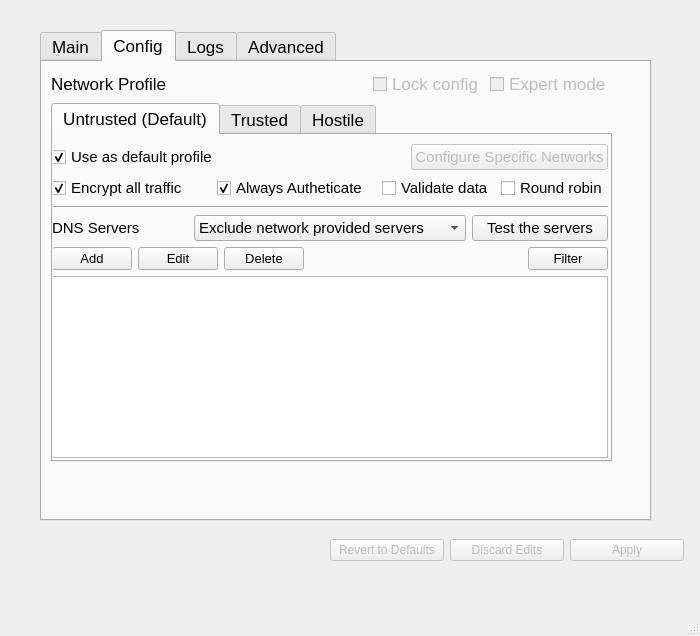
Old version of the form mainwindow.ui in the repository Sinodun/Stubby_Manager.
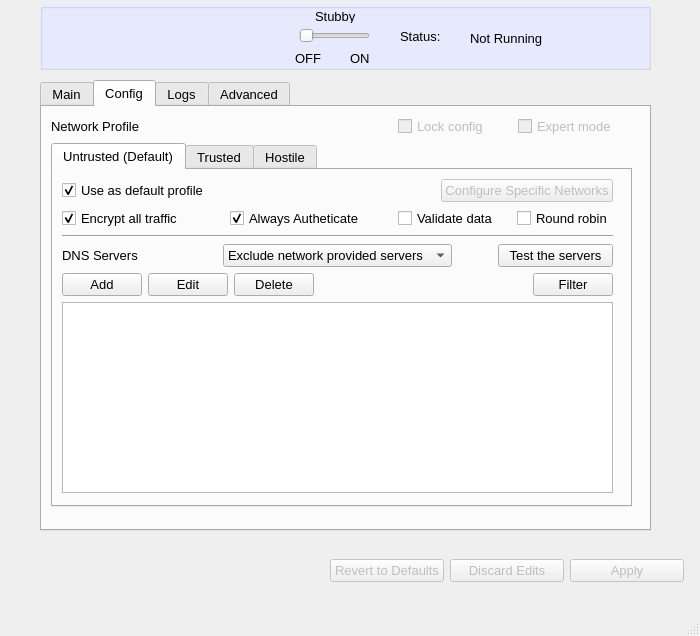
New version of the form. The open tabs and pages were chosen to show the change.

Commit message: Switch to using a slider control.... but am going to replace this with a proper slider switch next!

```diff
--- a/mainwindow.ui
+++ b/mainwindow.ui
@@ -14,21 +14,20 @@
    <string>Stubby</string>
   </property>
   <widget class="QWidget" name="centralwidget">
+   <property name="font">
+    <font>
+     <pointsize>10</pointsize>
+    </font>
+   </property>
    <widget class="QTabWidget" name="tabWidget">
     <property name="geometry">
      <rect>
       <x>40</x>
-      <y>30</y>
+      <y>80</y>
       <width>611</width>
-      <height>491</height>
+      <height>451</height>
      </rect>
     </property>
-    <property name="font">
-     <font>
-      <family>Arial</family>
-      <pointsize>13</pointsize>
-     </font>
-    </property>
     <property name="tabShape">
      <enum>QTabWidget::Rounded</enum>
     </property>
@@ -53,121 +52,7 @@
       </property>
       <layout class="QVBoxLayout" name="verticalLayout" stretch="1,1,0,0,6">
        <item>
-        <layout class="QHBoxLayout" name="horizontalLayout" stretch="0,0,0,0">
-         <item>
-          <spacer name="horizontalSpacer">
-           <property name="orientation">
-            <enum>Qt::Horizontal</enum>
-           </property>
-           <property name="sizeHint" stdset="0">
-            <size>
-             <width>40</width>
-             <height>20</height>
-            </size>
-           </property>
-          </spacer>
-         </item>
-         <item>
-          <widget class="QLabel" name="runningStatus">
-           <property name="text">
-            <string>Not running</string>
-           </property>
-           <property name="scaledContents">
-            <bool>true</bool>
-           </property>
-           <property name="alignment">
-            <set>Qt::AlignLeading|Qt::AlignLeft|Qt::AlignVCenter</set>
-           </property>
-          </widget>
-         </item>
-         <item>
-          <widget class="QLabel" name="stubbyStatus">
-           <property name="text">
-            <string/>
-           </property>
-          </widget>
-         </item>
-         <item>
-          <spacer name="horizontalSpacer_2">
-           <property name="orientation">
-            <enum>Qt::Horizontal</enum>
-           </property>
-           <property name="sizeHint" stdset="0">
-            <size>
-             <width>40</width>
-             <height>20</height>
-            </size>
-           </property>
-          </spacer>
-         </item>
-        </layout>
-       </item>
-       <item>
-        <layout class="QHBoxLayout" name="horizontalLayout_5" stretch="10,0,10">
-         <item>
-          <spacer name="horizontalSpacer_8">
-           <property name="orientation">
-            <enum>Qt::Horizontal</enum>
-           </property>
-           <property name="sizeHint" stdset="0">
-            <size>
-             <width>40</width>
-             <height>20</height>
-            </size>
-           </property>
-          </spacer>
-         </item>
-         <item>
-          <widget class="QPushButton" name="startStopButton">
-           <property name="autoFillBackground">
-            <bool>false</bool>
-           </property>
-           <property name="styleSheet">
-            <string notr="true">border:none;
-background-color: rgb(60, 130, 255);</string>
-           </property>
-           <property name="text">
-            <string>Start Stubby</string>
-           </property>
-          </widget>
-         </item>
-         <item>
-          <spacer name="horizontalSpacer_7">
-           <property name="orientation">
-            <enum>Qt::Horizontal</enum>
-           </property>
-           <property name="sizeHint" stdset="0">
-            <size>
-             <width>40</width>
-             <height>20</height>
-            </size>
-           </property>
-          </spacer>
-         </item>
-        </layout>
-       </item>
-       <item>
-        <spacer name="verticalSpacer_2">
-         <property name="orientation">
-          <enum>Qt::Vertical</enum>
-         </property>
-         <property name="sizeHint" stdset="0">
-          <size>
-           <width>20</width>
-           <height>6</height>
-          </size>
-         </property>
-        </spacer>
-       </item>
-       <item>
-        <widget class="Line" name="line">
-         <property name="orientation">
-          <enum>Qt::Horizontal</enum>
-         </property>
-        </widget>
-       </item>
-       <item>
-        <layout class="QHBoxLayout" name="horizontalLayout_2" stretch="5,40,10,10,10">
+        <layout class="QHBoxLayout" name="horizontalLayout_2" stretch="5,30,10,20,10">
          <item>
           <spacer name="horizontalSpacer_3">
            <property name="orientation">
@@ -402,7 +287,7 @@
        <rect>
         <x>9</x>
         <y>9</y>
-        <width>561</width>
+        <width>581</width>
         <height>391</height>
        </rect>
       </property>
@@ -411,12 +296,6 @@
         <layout class="QHBoxLayout" name="horizontalLayout_3" stretch="30,10,10">
          <item>
           <widget class="QLabel" name="label_7">
-           <property name="font">
-            <font>
-             <family>Arial</family>
-             <pointsize>13</pointsize>
-            </font>
-           </property>
            <property name="text">
             <string>Network Profile</string>
            </property>
@@ -427,12 +306,6 @@
            <property name="enabled">
             <bool>false</bool>
            </property>
-           <property name="font">
-            <font>
-             <family>Arial</family>
-             <pointsize>13</pointsize>
-            </font>
-           </property>
            <property name="text">
             <string>Lock config</string>
            </property>
@@ -443,12 +316,6 @@
            <property name="enabled">
             <bool>false</bool>
            </property>
-           <property name="font">
-            <font>
-             <family>Arial</family>
-             <pointsize>13</pointsize>
-            </font>
-           </property>
            <property name="text">
             <string>Expert mode</string>
            </property>
@@ -458,12 +325,6 @@
        </item>
        <item>
         <widget class="QTabWidget" name="tabWidget_2">
-         <property name="font">
-          <font>
-           <family>Arial</family>
-           <pointsize>13</pointsize>
-          </font>
-         </property>
          <property name="tabPosition">
           <enum>QTabWidget::North</enum>
          </property>
@@ -480,23 +341,17 @@
           <widget class="QWidget" name="verticalLayoutWidget_3">
            <property name="geometry">
             <rect>
-             <x>-1</x>
+             <x>9</x>
              <y>9</y>
-             <width>556</width>
+             <width>551</width>
              <height>314</height>
             </rect>
            </property>
-           <layout class="QVBoxLayout" name="verticalLayout_5" stretch="10,10,1000">
+           <layout class="QVBoxLayout" name="verticalLayout_5" stretch="15,15,95">
             <item>
-             <layout class="QHBoxLayout" name="horizontalLayout_6">
+             <layout class="QHBoxLayout" name="horizontalLayout_6" stretch="10,10,8">
               <item>
                <widget class="QCheckBox" name="checkBox_3">
-                <property name="font">
-                 <font>
-                  <family>Arial</family>
-                  <pointsize>11</pointsize>
-                 </font>
-                </property>
                 <property name="text">
                  <string>Use as default profile</string>
                 </property>
@@ -523,12 +378,6 @@
                 <property name="enabled">
                  <bool>false</bool>
                 </property>
-                <property name="font">
-                 <font>
-                  <family>Arial</family>
-                  <pointsize>11</pointsize>
-                 </font>
-                </property>
                 <property name="text">
                  <string>Configure Specific Networks</string>
                 </property>
@@ -540,12 +389,6 @@
              <layout class="QHBoxLayout" name="horizontalLayout_7" stretch="10,10,7,0">
               <item>
                <widget class="QCheckBox" name="checkBox_8">
-                <property name="font">
-                 <font>
-                  <family>Arial</family>
-                  <pointsize>11</pointsize>
-                 </font>
-                </property>
                 <property name="text">
                  <string>Encrypt all traffic</string>
                 </property>
@@ -556,12 +399,6 @@
               </item>
               <item>
                <widget class="QCheckBox" name="checkBox_7">
-                <property name="font">
-                 <font>
-                  <family>Arial</family>
-                  <pointsize>11</pointsize>
-                 </font>
-                </property>
                 <property name="text">
                  <string>Always Autheticate</string>
                 </property>
@@ -572,12 +409,6 @@
               </item>
               <item>
                <widget class="QCheckBox" name="checkBox_6">
-                <property name="font">
-                 <font>
-                  <family>Arial</family>
-                  <pointsize>11</pointsize>
-                 </font>
-                </property>
                 <property name="text">
                  <string>Validate data</string>
                 </property>
@@ -585,12 +416,6 @@
               </item>
               <item>
                <widget class="QCheckBox" name="checkBox_4">
-                <property name="font">
-                 <font>
-                  <family>Arial</family>
-                  <pointsize>11</pointsize>
-                 </font>
-                </property>
                 <property name="text">
                  <string>Round robin</string>
                 </property>
@@ -599,7 +424,7 @@
              </layout>
             </item>
             <item>
-             <layout class="QVBoxLayout" name="verticalLayout_6" stretch="1,1,1,200">
+             <layout class="QVBoxLayout" name="verticalLayout_6" stretch="1,1,3,10">
               <item>
                <widget class="Line" name="line_3">
                 <property name="orientation">
@@ -608,28 +433,29 @@
                </widget>
               </item>
               <item>
-               <layout class="QHBoxLayout" name="horizontalLayout_8" stretch="10,20,10">
+               <layout class="QHBoxLayout" name="horizontalLayout_8" stretch="10,0,15,0,10">
                 <item>
                  <widget class="QLabel" name="label_6">
-                  <property name="font">
-                   <font>
-                    <family>Arial</family>
-                    <pointsize>11</pointsize>
-                   </font>
-                  </property>
                   <property name="text">
                    <string>DNS Servers</string>
                   </property>
                  </widget>
                 </item>
+                <item>
+                 <spacer name="horizontalSpacer_2">
+                  <property name="orientation">
+                   <enum>Qt::Horizontal</enum>
+                  </property>
+                  <property name="sizeHint" stdset="0">
+                   <size>
+                    <width>40</width>
+                    <height>20</height>
+                   </size>
+                  </property>
+                 </spacer>
+                </item>
                 <item>
                  <widget class="QComboBox" name="comboBox">
-                  <property name="font">
-                   <font>
-                    <family>Arial</family>
-                    <pointsize>11</pointsize>
-                   </font>
-                  </property>
                   <item>
                    <property name="text">
                     <string>Exclude network provided servers</string>
@@ -647,14 +473,21 @@
                   </item>
                  </widget>
                 </item>
+                <item>
+                 <spacer name="horizontalSpacer">
+                  <property name="orientation">
+                   <enum>Qt::Horizontal</enum>
+                  </property>
+                  <property name="sizeHint" stdset="0">
+                   <size>
+                    <width>40</width>
+                    <height>20</height>
+                   </size>
+                  </property>
+                 </spacer>
+                </item>
                 <item>
                  <widget class="QPushButton" name="pushButton_3">
-                  <property name="font">
-                   <font>
-                    <family>Arial</family>
-                    <pointsize>11</pointsize>
-                   </font>
-                  </property>
                   <property name="text">
                    <string>Test the servers</string>
                   </property>
@@ -666,12 +499,6 @@
                <layout class="QHBoxLayout" name="horizontalLayout_9">
                 <item>
                  <widget class="QPushButton" name="pushButton_11">
-                  <property name="font">
-                   <font>
-                    <family>Arial</family>
-                    <pointsize>10</pointsize>
-                   </font>
-                  </property>
                   <property name="text">
                    <string>Add</string>
                   </property>
@@ -679,12 +506,6 @@
                 </item>
                 <item>
                  <widget class="QPushButton" name="pushButton_4">
-                  <property name="font">
-                   <font>
-                    <family>Arial</family>
-                    <pointsize>10</pointsize>
-                   </font>
-                  </property>
                   <property name="text">
                    <string>Edit</string>
                   </property>
@@ -692,12 +513,6 @@
                 </item>
                 <item>
                  <widget class="QPushButton" name="pushButton_6">
-                  <property name="font">
-                   <font>
-                    <family>Arial</family>
-                    <pointsize>10</pointsize>
-                   </font>
-                  </property>
                   <property name="text">
                    <string>Delete</string>
                   </property>
@@ -718,12 +533,6 @@
                 </item>
                 <item>
                  <widget class="QPushButton" name="pushButton_7">
-                  <property name="font">
-                   <font>
-                    <family>Arial</family>
-                    <pointsize>10</pointsize>
-                   </font>
-                  </property>
                   <property name="text">
                    <string>Filter</string>
                   </property>
@@ -769,7 +578,7 @@
     <property name="geometry">
      <rect>
       <x>330</x>
-      <y>530</y>
+      <y>550</y>
       <width>354</width>
       <height>41</height>
      </rect>
@@ -807,6 +616,140 @@
      </item>
     </layout>
    </widget>
+   <widget class="QLabel" name="runningStatus">
+    <property name="geometry">
+     <rect>
+      <x>470</x>
+      <y>30</y>
+      <width>101</width>
+      <height>16</height>
+     </rect>
+    </property>
+    <property name="text">
+     <string>Not Running</string>
+    </property>
+    <property name="scaledContents">
+     <bool>true</bool>
+    </property>
+    <property name="alignment">
+     <set>Qt::AlignLeading|Qt::AlignLeft|Qt::AlignVCenter</set>
+    </property>
+   </widget>
+   <widget class="QLabel" name="stubbyStatus">
+    <property name="geometry">
+     <rect>
+      <x>444</x>
+      <y>30</y>
+      <width>21</width>
+      <height>16</height>
+     </rect>
+    </property>
+    <property name="text">
+     <string/>
+    </property>
+   </widget>
+   <widget class="QLabel" name="label_2">
+    <property name="geometry">
+     <rect>
+      <x>400</x>
+      <y>30</y>
+      <width>47</width>
+      <height>13</height>
+     </rect>
+    </property>
+    <property name="text">
+     <string>Status:</string>
+    </property>
+   </widget>
+   <widget class="QSlider" name="onOffSlider">
+    <property name="geometry">
+     <rect>
+      <x>299</x>
+      <y>25</y>
+      <width>71</width>
+      <height>21</height>
+     </rect>
+    </property>
+    <property name="styleSheet">
+     <string notr="true">groove:horizontal {
+    border: 1px solid #999999;
+    height: 28px;}</string>
+    </property>
+    <property name="maximum">
+     <number>1</number>
+    </property>
+    <property name="pageStep">
+     <number>1</number>
+    </property>
+    <property name="orientation">
+     <enum>Qt::Horizontal</enum>
+    </property>
+   </widget>
+   <widget class="QLabel" name="label_8">
+    <property name="geometry">
+     <rect>
+      <x>315</x>
+      <y>10</y>
+      <width>47</width>
+      <height>13</height>
+     </rect>
+    </property>
+    <property name="text">
+     <string>Stubby</string>
+    </property>
+   </widget>
+   <widget class="QLabel" name="label_10">
+    <property name="geometry">
+     <rect>
+      <x>295</x>
+      <y>50</y>
+      <width>31</width>
+      <height>16</height>
+     </rect>
+    </property>
+    <property name="text">
+     <string>OFF</string>
+    </property>
+   </widget>
+   <widget class="QLabel" name="label_11">
+    <property name="geometry">
+     <rect>
+      <x>350</x>
+      <y>50</y>
+      <width>21</width>
+      <height>16</height>
+     </rect>
+    </property>
+    <property name="text">
+     <string>ON</string>
+    </property>
+   </widget>
+   <widget class="QGroupBox" name="groupBox">
+    <property name="geometry">
+     <rect>
+      <x>40</x>
+      <y>3</y>
+      <width>611</width>
+      <height>67</height>
+     </rect>
+    </property>
+    <property name="styleSheet">
+     <string notr="true">background-color: rgb(234, 237, 255);</string>
+    </property>
+    <property name="title">
+     <string/>
+    </property>
+   </widget>
+   <zorder>groupBox</zorder>
+   <zorder>tabWidget</zorder>
+   <zorder>horizontalLayoutWidget_6</zorder>
+   <zorder>runningStatus</zorder>
+   <zorder>stubbyStatus</zorder>
+   <zorder>label_2</zorder>
+   <zorder>onOffSlider</zorder>
+   <zorder>label_8</zorder>
+   <zorder>label_10</zorder>
+   <zorder>label_11</zorder>
   </widget>
   <widget class="QMenuBar" name="menubar">
    <property name="geometry">
```
Left out of the diff: 19 changed lines with no effect on the pictures. The commit also changes 3 other files.
